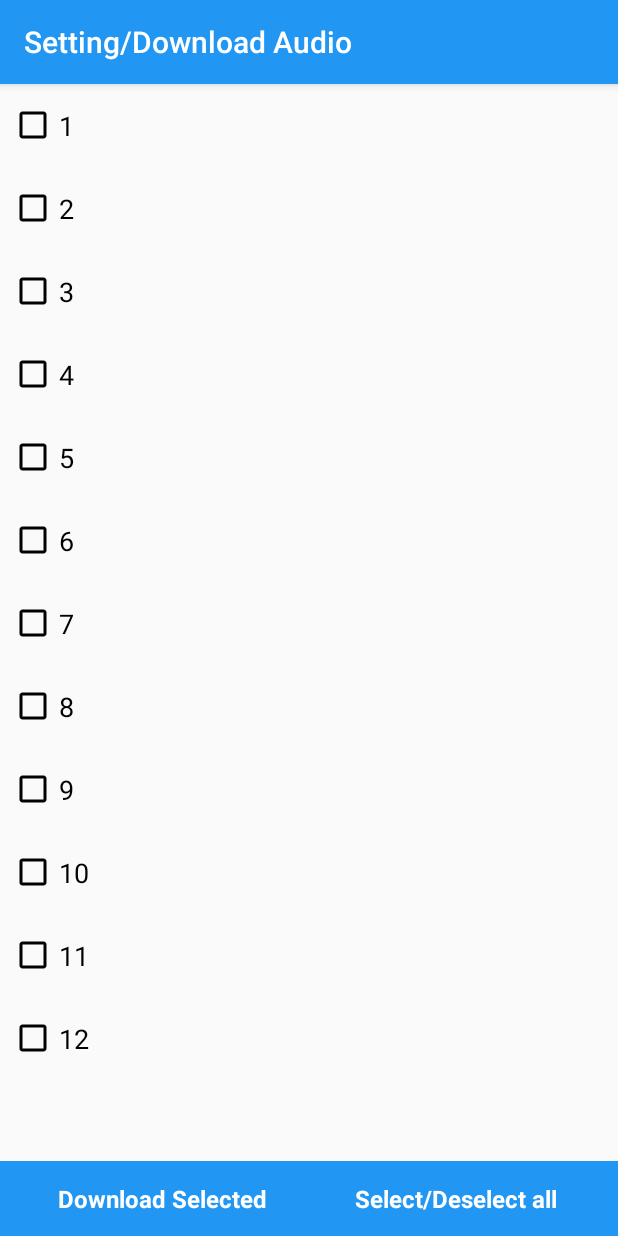
After one commit to HongSonMTA/AIQuran, an Android app: the ActivityDownloadAudio screen opened directly, with no data from a screen before it, on a phone screen of 412 x 824 dp. The commit adds this screen. Run offline under Robolectric (Android 15) with nearby library versions, the phone set to English and light mode, and no system bars; our stand-ins replace data binding.

```diff
--- a/AIQuran/app/src/main/AndroidManifest.xml
+++ b/AIQuran/app/src/main/AndroidManifest.xml
@@ -24,6 +24,7 @@
         <activity android:name=".activities.SettingActivity" />
         <activity android:name=".activities.SettingTafsirTranslationActivity" />
         <activity android:name=".activities.AudioActivity" />
+        <activity android:name=".activities.ActivityDownloadAudio" />
     </application>
 
 </manifest>
--- /dev/null
+++ b/AIQuran/app/src/main/java/com/example/aiquran/aiquran/activities/ActivityDownloadAudio.java
@@ -0,0 +1,121 @@
+package com.example.aiquran.aiquran.activities;
+
+import android.content.DialogInterface;
+import android.os.Bundle;
+import android.support.annotation.Nullable;
+import android.support.v7.app.ActionBar;
+import android.support.v7.app.AlertDialog;
+import android.support.v7.app.AppCompatActivity;
+import android.support.v7.widget.RecyclerView;
+import android.view.View;
+import android.widget.TextView;
+
+import com.example.aiquran.aiquran.R;
+import com.example.aiquran.aiquran.adapters.DownloadAudioAdapter;
+import com.example.aiquran.aiquran.models.Book;
+import com.example.aiquran.aiquran.models.Suras;
+
+import java.util.ArrayList;
+
+public class ActivityDownloadAudio extends AppCompatActivity implements DownloadAudioAdapter.ItemViewActionCallBack {
+
+    private RecyclerView rcDownload;
+    private DownloadAudioAdapter audioAdapter;
+    private ArrayList<Suras> arraySuras;
+    private TextView tvDownloadSelected;
+    private TextView tvSelectDeSelectAll;
+
+    @Override
+    protected void onCreate(@Nullable Bundle savedInstanceState) {
+        super.onCreate(savedInstanceState);
+        setContentView(R.layout.activity_download_audio);
+        ActionBar actionBar = getSupportActionBar();
+        actionBar.setTitle("Setting/Download Audio");
+        initView();
+    }
+
+    private void initView() {
+        arraySuras = new ArrayList<>();
+        arraySuras.add(new Suras("1", "Hello", "Xin Chào"));
+        arraySuras.add(new Suras("2", "Hello 2", "Xin Chào"));
+        arraySuras.add(new Suras("3", "Hello 3", "Xin Chào"));
+        arraySuras.add(new Suras("4", "Hello 4", "Xin Chào"));
+        arraySuras.add(new Suras("5", "Hello 5", "Xin Chào"));
+        arraySuras.add(new Suras("6", "Hello 6", "Xin Chào"));
+        arraySuras.add(new Suras("7", "Hello 7", "Xin Chào"));
+        arraySuras.add(new Suras("8", "Hello 8", "Xin Chào"));
+        arraySuras.add(new Suras("9", "Hello 9", "Xin Chào"));
+        arraySuras.add(new Suras("10", "Hello 10", "Xin Chào"));
+        arraySuras.add(new Suras("11", "Hello 11", "Xin Chào"));
+        arraySuras.add(new Suras("12", "Hello 12", "Xin Chào"));
+
+
+        tvSelectDeSelectAll = findViewById(R.id.tv_select_deselect_all);
+        tvDownloadSelected = findViewById(R.id.tv_download_selected);
+        tvDownloadSelected.setOnClickListener(onClickListener);
+        tvSelectDeSelectAll.setOnClickListener(onClickListener);
+
+        rcDownload = findViewById(R.id.recycler_view_download_audio);
+        audioAdapter = new DownloadAudioAdapter(arraySuras, this);
+        audioAdapter.setCallBack(this);
+        rcDownload.setAdapter(audioAdapter);
+    }
+
+    @Override
+    public void onClick(int position) {
+
+        boolean check = arraySuras.get(position).isDownloadSelected();
+        if (check) {
+            arraySuras.get(position).setDownloadSelected(false);
+        } else {
+            arraySuras.get(position).setDownloadSelected(true);
+        }
+        audioAdapter.notifyItemChanged(position);
+    }
+
+    View.OnClickListener onClickListener = new View.OnClickListener() {
+        @Override
+        public void onClick(View v) {
+            switch (v.getId()) {
+                case R.id.tv_download_selected:
+                    dialogDownloading();
+                    break;
+                case R.id.tv_select_deselect_all:
+                    selectDeselectAll(!isSelecAll());
+                    break;
+                default:
+                    break;
+            }
+        }
+    };
+
+    private boolean isSelecAll() {
+        for (int i = 0; i < arraySuras.size(); i++) {
+            if (!arraySuras.get(i).isDownloadSelected())
+                return false;
+        }
+        return true;
+    }
+
+
+    private void selectDeselectAll(boolean true_false) {
+        for (int i = 0; i < arraySuras.size(); i++) {
+            arraySuras.get(i).setDownloadSelected(true_false);
+        }
+        audioAdapter.notifyDataSetChanged();
+    }
+
+    private void dialogDownloading(){
+        AlertDialog.Builder builder = new AlertDialog.Builder(this);
+        builder.setTitle("Downloading Audio");
+
+        builder.setNegativeButton("Cancel", new DialogInterface.OnClickListener() {
+            @Override
+            public void onClick(DialogInterface dialog, int which) {
+                dialog.dismiss();
+            }
+        });
+        AlertDialog dialog = builder.create();
+        dialog.show();
+    }
+}
--- a/AIQuran/app/src/main/java/com/example/aiquran/aiquran/activities/SettingActivity.java
+++ b/AIQuran/app/src/main/java/com/example/aiquran/aiquran/activities/SettingActivity.java
@@ -55,7 +55,7 @@ public class SettingActivity extends AppCompatActivity implements ColorPickerDia
 			break;
 		case DIALOG_ID:
 
-			Toast.makeText(SettingActivity.this, "Selected Color: " + colorToHexString(color), Toast.LENGTH_SHORT).show();
+			Toast.makeText(SettingActivity.this, "Selected MyColor: " + colorToHexString(color), Toast.LENGTH_SHORT).show();
 			break;
 		}
 
@@ -102,7 +102,7 @@ public class SettingActivity extends AppCompatActivity implements ColorPickerDia
 				public void onShowColorPickerDialog(String title, int currentColor) {
 
 					ColorPickerDialogFragment dialog = ColorPickerDialogFragment
-							.newInstance(PREFERENCE_DIALOG_FONT_COLOR, "Font Color", null, currentColor, false);
+							.newInstance(PREFERENCE_DIALOG_FONT_COLOR, "Font MyColor", null, currentColor, false);
 
 					dialog.setStyle(DialogFragment.STYLE_NORMAL, R.style.LightPickerDialogTheme);
 				    dialog.show(getFragmentManager(), "pre_dialog");
@@ -115,7 +115,7 @@ public class SettingActivity extends AppCompatActivity implements ColorPickerDia
 					public void onShowColorPickerDialog(String title, int currentColor) {
 
 					ColorPickerDialogFragment dialog = ColorPickerDialogFragment
-							.newInstance(PREFERENCE_DIALOG_TEXT_COLOR, "Text Stroke Color", null, currentColor, false);
+							.newInstance(PREFERENCE_DIALOG_TEXT_COLOR, "Text Stroke MyColor", null, currentColor, false);
 
 					dialog.setStyle(DialogFragment.STYLE_NORMAL, R.style.LightPickerDialogTheme);
 					dialog.show(getFragmentManager(), "pre_dialog");
--- /dev/null
+++ b/AIQuran/app/src/main/java/com/example/aiquran/aiquran/adapters/DownloadAudioAdapter.java
@@ -0,0 +1,88 @@
+package com.example.aiquran.aiquran.adapters;
+
+import android.content.Context;
+import android.support.annotation.NonNull;
+import android.support.v7.widget.RecyclerView;
+import android.view.LayoutInflater;
+import android.view.View;
+import android.view.ViewGroup;
+
+import android.widget.ImageView;
+import android.widget.TextView;
+
+import com.example.aiquran.aiquran.R;
+
+import com.example.aiquran.aiquran.models.Suras;
+
+import java.util.ArrayList;
+
+public class DownloadAudioAdapter extends RecyclerView.Adapter<DownloadAudioAdapter.ViewHolder> {
+
+    private Context context;
+    private ArrayList<Suras> arraySuras;
+    private LayoutInflater inflater;
+    private ItemViewActionCallBack callBack;
+
+
+    public DownloadAudioAdapter(ArrayList<Suras> arraySuras, Context context) {
+        this.arraySuras = arraySuras;
+        inflater = LayoutInflater.from(context);
+    }
+
+    public void setCallBack(ItemViewActionCallBack callBack) {
+        this.callBack = callBack;
+    }
+
+    @NonNull
+    @Override
+    public ViewHolder onCreateViewHolder(@NonNull ViewGroup viewGroup, int i) {
+        View itemDownload = inflater.inflate(R.layout.item_download_audio, viewGroup, false);
+        return new ViewHolder(itemDownload);
+    }
+
+    @Override
+    public void onBindViewHolder(@NonNull ViewHolder viewHolder, final int i) {
+        viewHolder.textView.setText(arraySuras.get(i).getId());
+       // viewHolder.checkBox.setChecked(arraySuras.get(i).isDownloadSelected());
+        //viewHolder.ivCheckbox.
+
+        boolean check = arraySuras.get(i).isDownloadSelected();
+        if (check){
+            viewHolder.ivCheckbox.setBackgroundResource(R.drawable.ic_check_box_pink_24dp);
+        }else {
+            viewHolder.ivCheckbox.setBackgroundResource(R.drawable.check_box_black_24dp);
+        }
+
+        viewHolder.itemView.setOnClickListener(new View.OnClickListener() {
+            @Override
+            public void onClick(View v) {
+                if (callBack != null) {
+                    callBack.onClick(i);
+                }
+            }
+        });
+    }
+
+    @Override
+    public int getItemCount() {
+        return arraySuras.size();
+    }
+
+    public class ViewHolder extends RecyclerView.ViewHolder {
+
+      //  CheckBox checkBox;
+        TextView textView;
+        ImageView ivCheckbox;
+
+        public ViewHolder(@NonNull View itemView) {
+            super(itemView);
+           // checkBox = itemView.findViewById(R.id.cb_download_audio);
+            textView = itemView.findViewById(R.id.tv_name_download_audio);
+            ivCheckbox = itemView.findViewById(R.id.iv_checkbox);
+        }
+    }
+
+    public interface ItemViewActionCallBack {
+        void onClick(int position);
+    }
+}
--- a/AIQuran/app/src/main/java/com/example/aiquran/aiquran/models/Suras.java
+++ b/AIQuran/app/src/main/java/com/example/aiquran/aiquran/models/Suras.java
@@ -6,11 +6,15 @@ public class Suras implements Serializable {
     private String id;
     private String originalWords;
     private  String translationWords;
+    private boolean isDownloadSelected;
+
+
 
     public Suras(String id, String originalWords, String translationWords) {
         this.id = id;
         this.originalWords = originalWords;
         this.translationWords = translationWords;
+        this.isDownloadSelected=false;
     }
 
     public String getId() {
@@ -36,4 +40,11 @@ public class Suras implements Serializable {
     public void setTranslationWords(String translationWords) {
         this.translationWords = translationWords;
     }
+    public boolean isDownloadSelected() {
+        return isDownloadSelected;
+    }
+
+    public void setDownloadSelected(boolean downloadSelected) {
+        isDownloadSelected = downloadSelected;
+    }
 }
--- /dev/null
+++ b/AIQuran/app/src/main/res/drawable/check_box_black_24dp.xml
@@ -0,0 +1,9 @@
+<vector xmlns:android="http://schemas.android.com/apk/res/android"
+        android:width="24dp"
+        android:height="24dp"
+        android:viewportWidth="24.0"
+        android:viewportHeight="24.0">
+    <path
+        android:fillColor="#FF000000"
+        android:pathData="M19,5v14H5V5h14m0,-2H5c-1.1,0 -2,0.9 -2,2v14c0,1.1 0.9,2 2,2h14c1.1,0 2,-0.9 2,-2V5c0,-1.1 -0.9,-2 -2,-2z"/>
+</vector>
--- /dev/null
+++ b/AIQuran/app/src/main/res/drawable/ic_check_box_outline_blank_black_24dp.xml
@@ -0,0 +1,5 @@
+<vector android:height="24dp" android:tint="#FFFFFF"
+    android:viewportHeight="24.0" android:viewportWidth="24.0"
+    android:width="24dp" xmlns:android="http://schemas.android.com/apk/res/android">
+    <path android:fillColor="#FF000000" android:pathData="M19,5v14H5V5h14m0,-2H5c-1.1,0 -2,0.9 -2,2v14c0,1.1 0.9,2 2,2h14c1.1,0 2,-0.9 2,-2V5c0,-1.1 -0.9,-2 -2,-2z"/>
+</vector>
--- /dev/null
+++ b/AIQuran/app/src/main/res/drawable/ic_check_box_pink_24dp.xml
@@ -0,0 +1,5 @@
+<vector android:height="24dp" android:tint="#FF08A2"
+    android:viewportHeight="24.0" android:viewportWidth="24.0"
+    android:width="24dp" xmlns:android="http://schemas.android.com/apk/res/android">
+    <path android:fillColor="#FF000000" android:pathData="M19,3L5,3c-1.11,0 -2,0.9 -2,2v14c0,1.1 0.89,2 2,2h14c1.11,0 2,-0.9 2,-2L21,5c0,-1.1 -0.89,-2 -2,-2zM10,17l-5,-5 1.41,-1.41L10,14.17l7.59,-7.59L19,8l-9,9z"/>
+</vector>
--- /dev/null
+++ b/AIQuran/app/src/main/res/layout/activity_download_audio.xml
@@ -0,0 +1,68 @@
+<?xml version="1.0" encoding="utf-8"?>
+<layout xmlns:app="http://schemas.android.com/apk/res-auto">
+
+    <RelativeLayout xmlns:android="http://schemas.android.com/apk/res/android"
+        android:layout_width="match_parent"
+        android:layout_height="match_parent">
+
+        <LinearLayout
+            android:layout_alignParentTop="true"
+            android:layout_above="@+id/ln_bottom"
+            android:id="@+id/ln_recyclerview"
+            android:layout_width="match_parent"
+            android:layout_height="wrap_content">
+
+            <android.support.v7.widget.RecyclerView
+                android:id="@+id/recycler_view_download_audio"
+                android:layout_width="match_parent"
+                android:layout_height="match_parent"
+                app:layoutManager="android.support.v7.widget.LinearLayoutManager">
+
+            </android.support.v7.widget.RecyclerView>
+        </LinearLayout>
+
+        <LinearLayout
+            android:id="@+id/ln_bottom"
+            android:background="@color/colorPrimary"
+            android:layout_width="match_parent"
+            android:layout_height="50dp"
+            android:layout_alignParentBottom="true"
+            android:padding="10dp">
+
+            <LinearLayout
+                android:layout_width="0dp"
+                android:layout_height="match_parent"
+                android:layout_weight="1">
+
+                <TextView
+                    android:id="@+id/tv_download_selected"
+                    android:layout_width="match_parent"
+                    android:layout_height="match_parent"
+                    android:gravity="center"
+                    android:text="Download Selected"
+                    android:textSize="16dp"
+                    android:textStyle="bold"
+                    android:textColor="@color/colorWhite"/>
+
+            </LinearLayout>
+
+            <LinearLayout
+                android:layout_width="0dp"
+                android:layout_height="match_parent"
+                android:layout_weight="1">
+
+                <TextView
+                    android:id="@+id/tv_select_deselect_all"
+                    android:layout_width="match_parent"
+                    android:layout_height="match_parent"
+                    android:gravity="center"
+                    android:text="Select/Deselect all"
+                    android:textSize="16dp"
+                    android:textStyle="bold"
+                    android:textColor="@color/colorWhite"/>
+
+            </LinearLayout>
+
+        </LinearLayout>
+    </RelativeLayout>
+</layout>
--- /dev/null
+++ b/AIQuran/app/src/main/res/layout/item_download_audio.xml
@@ -0,0 +1,24 @@
+<?xml version="1.0" encoding="utf-8"?>
+<layout>
+    <LinearLayout xmlns:android="http://schemas.android.com/apk/res/android"
+        android:layout_width="match_parent"
+        android:layout_height="wrap_content"
+        android:layout_margin="10dp"
+        android:gravity="center_vertical"
+        android:orientation="horizontal">
+
+        <ImageView
+            android:id="@+id/iv_checkbox"
+            android:layout_width="wrap_content"
+            android:layout_height="wrap_content"
+            android:background="@drawable/check_box_black_24dp"/>
+        <TextView
+            android:id="@+id/tv_name_download_audio"
+            android:layout_width="match_parent"
+            android:layout_height="wrap_content"
+            android:layout_margin="5dp"
+            android:text="Name"
+            android:textColor="@color/colorBlack"
+            android:textSize="18dp" />
+    </LinearLayout>
+</layout>
```
Also changed, not shown: AIQuran/app/src/main/java/com/example/aiquran/aiquran/activities/ScrollActivity.java (+38 -1 lines), AIQuran/app/src/main/java/com/example/aiquran/aiquran/adapters/ColorAdapter.java (added, +74 -0 lines), AIQuran/app/src/main/java/com/example/aiquran/aiquran/fragments/FragmentSuras.java (+11 -11 lines), AIQuran/app/src/main/java/com/example/aiquran/aiquran/models/MyColor.java (added, +30 -0 lines), AIQuran/app/src/main/res/layout/item_list_color.xml (added, +19 -0 lines), AIQuran/app/src/main/res/layout/list_color.xml (added, +14 -0 lines).
